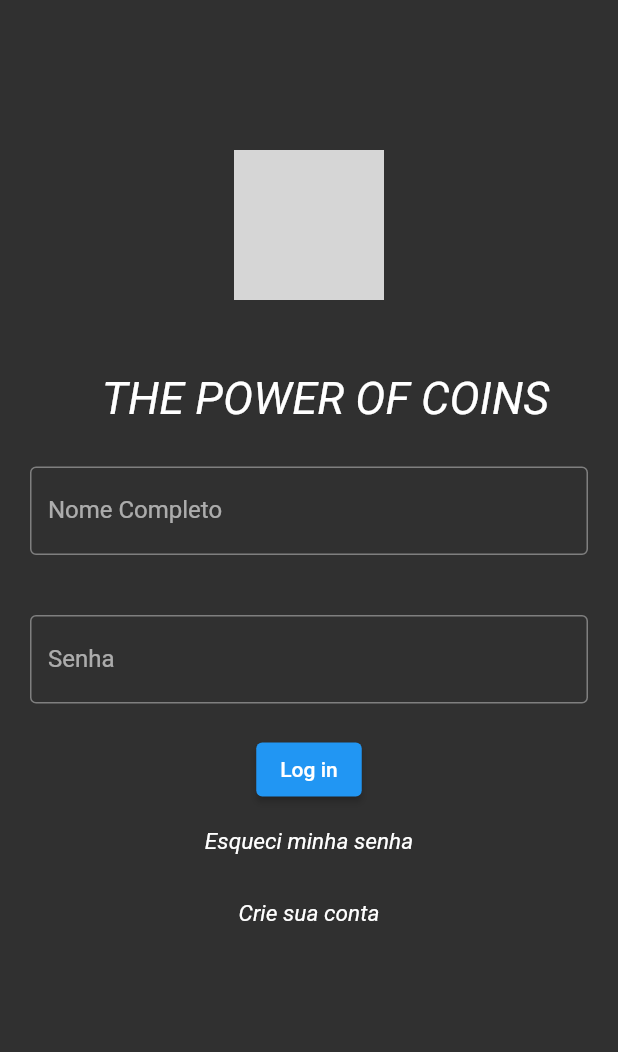
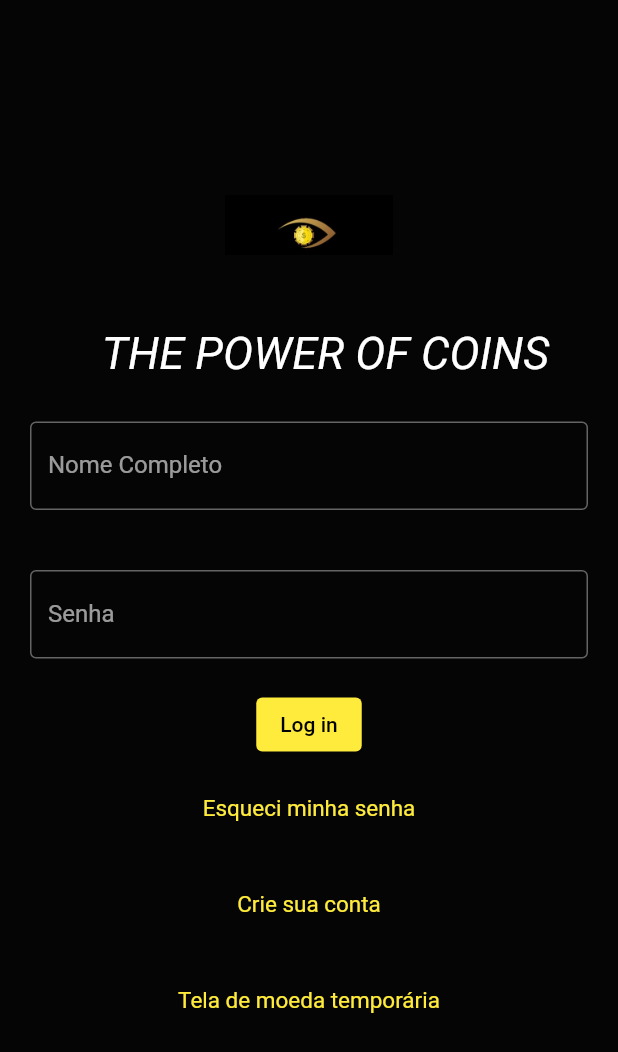
Before and after one commit to jheni-lang-2905/thePowerOfCoins, a Flutter app: the screen it shows after launch, on a phone screen of 412 x 824 dp. Shown: the top 1052 px of the screen. Run offline on Flutter 3.47's test engine with Material 2 defaults, Android fonts, the phone set to English and light mode, and no system bars; grey boxes are pictures that could not be loaded.

Commit message:
subindo tela de moedas e ajuste de rascunho

```diff
--- a/powercoins/lib/main.dart
+++ b/powercoins/lib/main.dart
@@ -1,7 +1,22 @@
 import 'package:flutter/material.dart';
+import 'package:powercoins/telaMoedas.dart';
 
 void main() {
-  runApp(telaLogin(),);
+  runApp(thePowerOfCoins(),);
+}
+
+class thePowerOfCoins extends StatelessWidget{
+  @override
+  Widget build(BuildContext context) {
+    // TODO: implement build
+    return MaterialApp(
+      home: Scaffold(
+      backgroundColor: Colors.black87,
+      body: telaLogin(),
+    ),
+    );
+  }
+
 }
 
 class telaLogin extends StatelessWidget{
@@ -15,11 +30,13 @@ class telaLogin extends StatelessWidget{
     // TODO: implement build
   return MaterialApp(
     theme: ThemeData(
-      brightness: Brightness.dark,
-      primaryColor: Colors.blueGrey,
+        primarySwatch: Colors.yellow,
+        brightness: Brightness.dark,
+        primaryColor: Colors.blueGrey,
     ),
     // ignore: prefer_const_constructors
     home: Scaffold(
+    backgroundColor: Colors.black87,
     body: Column(
       children: [
         logo(),
@@ -38,21 +55,50 @@ class telaLogin extends StatelessWidget{
         Column(
           children: [
             Padding(
-              padding: const EdgeInsets.all(15.0),
-              child: Text(
-                'Esqueci minha senha',
-                overflow: TextOverflow.ellipsis,
-                style: TextStyle(fontSize: 15, fontStyle: FontStyle.italic,),
-                textAlign: TextAlign.center,
+              padding: const EdgeInsets.all(8.0),
+              child: TextButton(
+                  style: TextButton.styleFrom(
+                    textStyle: TextStyle(color: Colors.white, fontSize: 15)
+                  ),
+                  onPressed: () {
+                    Navigator.push(
+                    context,
+                    MaterialPageRoute(builder: (context) => telaEsqueciSenha()),
+                  );
+                  },
+                  child: const Text('Esqueci minha senha'),
               ),
             ),
             Padding(
-              padding: const EdgeInsets.all(15.0),
-              child: Text(
-                'Crie sua conta',
-                overflow: TextOverflow.ellipsis,
-                style: TextStyle(fontSize: 15, fontStyle: FontStyle.italic,),
-                textAlign: TextAlign.center,
+              padding: const EdgeInsets.all(8.0),
+              child:
+              TextButton(
+                  style: TextButton.styleFrom(
+                    textStyle: TextStyle(color: Colors.white, fontSize: 15)
+                  ),
+                  onPressed: () {
+                    Navigator.push(
+                      context,
+                      MaterialPageRoute(builder: (context) => telaCadastro()),
+                    );
+                  },
+                  child: const Text('Crie sua conta'),
+              ),
+            ),
+            Padding(
+              padding: const EdgeInsets.all(8.0),
+              child:
+              TextButton(
+                  style: TextButton.styleFrom(
+                    textStyle: TextStyle(color: Colors.white, fontSize: 15)
+                  ),
+                  onPressed: () {
+                    Navigator.push(
+                      context,
+                      MaterialPageRoute(builder: (context) => telaMoedas()),
+                    );
+                  },
+                  child: const Text('Tela de moeda temporária'),
               ),
             ),
           ],
@@ -96,22 +142,91 @@ class logo extends StatelessWidget{
   Widget build(BuildContext context) {
     // TODO: implement build
    return Padding(
-            padding: EdgeInsets.only(top: 100, left: 150, right: 150, bottom: 40),
-            child: const Image(
-              image: NetworkImage('https://flutter.github.io/assets-for-api-docs/assets/widgets/owl.jpg'),
-              width: 100,
-            ),
+                padding: EdgeInsets.only(top: 100, left: 150, right: 150, bottom: 10),
+                child: Image.asset('imagens/logo.jpg', width: 400, height: 100,),
           );
-
   }
 }
 
+class telaEsqueciSenha extends StatelessWidget{
 
-class telaCadastro extends StatelessWidget{
+  final TextEditingController controladorTrocaSenha = TextEditingController();
+  final TextEditingController controladorTrocaSenhaConfirma = TextEditingController();
+
   @override
   Widget build(BuildContext context) {
     // TODO: implement build
-    throw UnimplementedError();
+    return MaterialApp(
+        theme: ThemeData(
+        primarySwatch: Colors.yellow,
+        brightness: Brightness.dark,
+        primaryColor: Colors.blueGrey,
+      ),
+      home: Scaffold(
+      backgroundColor: Colors.black87,
+      body: Column(
+      children: [
+        logo(),
+        Padding(
+          padding: const EdgeInsets.fromLTRB(30.0, 8.0, 8.0, 8.0),
+          child: Text(
+            'THE POWER OF COINS',
+            overflow: TextOverflow.ellipsis,
+            style: TextStyle(fontSize: 30, fontStyle: FontStyle.italic,),
+            textAlign: TextAlign.center,
+          ),
+        ),
+        Editor(controlador: controladorTrocaSenha, label: 'Nova senha', tipoSenha: true),
+        Editor(controlador: controladorTrocaSenhaConfirma, label: 'Confima senha', tipoSenha: true),
+        ElevatedButton(onPressed: (){
+          Navigator.pop(context);
+        }, child: Text('Trocar Senha')),
+      ],
+      ),
+    ),
+  );
   }
+}
 
+class telaCadastro extends StatelessWidget {
+
+  final TextEditingController cadastreNome = TextEditingController();
+  final TextEditingController cadastreEmail = TextEditingController();
+  final TextEditingController cadastreSenha = TextEditingController();
+  final TextEditingController cadastreConfirmarSenha = TextEditingController();
+
+  @override
+  Widget build(BuildContext context) {
+    return MaterialApp(
+        theme: ThemeData(
+        primarySwatch: Colors.yellow,
+        brightness: Brightness.dark,
+        primaryColor: Colors.blueGrey,
+      ),
+      home: Scaffold(
+      backgroundColor: Colors.black87,
+      body: Column(
+      children: [
+        logo(),
+        Padding(
+          padding: const EdgeInsets.fromLTRB(30.0, 8.0, 8.0, 8.0),
+          child: Text(
+            'THE POWER OF COINS',
+            overflow: TextOverflow.ellipsis,
+            style: TextStyle(fontSize: 30, fontStyle: FontStyle.italic,),
+            textAlign: TextAlign.center,
+          ),
+        ),
+        Editor(controlador: cadastreNome, label: 'Nome Completo', tipoSenha: false),
+        Editor(controlador: cadastreEmail, label: 'E-mail', tipoSenha: false),
+        Editor(controlador: cadastreSenha, label: 'Senha', tipoSenha: true),
+        Editor(controlador: cadastreConfirmarSenha, label: 'Confirmar Senha', tipoSenha: true),
+        ElevatedButton(onPressed: (){
+          Navigator.pop(context);
+        }, child: Text('Cadastrar')),
+      ],
+      ),
+    ),
+  );
+  }
 }
--- /dev/null
+++ b/powercoins/lib/telaMoedas.dart
@@ -0,0 +1,123 @@
+import 'package:flutter/cupertino.dart';
+import 'package:flutter/material.dart';
+import 'package:powercoins/main.dart';
+
+class telaMoedas extends StatelessWidget{
+  @override
+  Widget build(BuildContext context) {
+    // TODO: implement build
+    return MaterialApp(
+      theme: ThemeData(
+        primarySwatch: Colors.yellow,
+        brightness: Brightness.dark,
+        primaryColor: Colors.blueGrey,
+      ),
+      home: Scaffold(
+      backgroundColor: Colors.black87,
+      appBar: AppBar(title: Center(child: Text('Moedas')),
+        ),
+      body: ListView(
+        children: [
+          TextoPesquisa(),
+          CardMoeda(moeda: Moedas('moeda', 'subtitulo'),),
+          CardMoeda(moeda: Moedas('moeda', 'subtitulo'),),
+          CardMoeda(moeda: Moedas('moeda', 'subtitulo'),),
+          CardMoeda(moeda: Moedas('moeda', 'subtitulo'),),
+          CardMoeda(moeda: Moedas('moeda', 'subtitulo'),),
+          CardMoeda(moeda: Moedas('moeda', 'subtitulo'),),
+          ElevatedButton(onPressed: () {
+            Navigator.pop(context);
+          }, child: Text('Voltar'))
+        ],
+      )
+      ),
+      );
+    }
+}
+/*
+class ListaCardMoeda extends StatefulWidget{
+
+  final List<Moedas> _moeda = [];
+
+  @override
+  State<StatefulWidget> createState() {
+    // TODO: implement createState
+    return ListaCardMoedaState();
+  }
+}
+
+class ListaCardMoedaState extends State<ListaCardMoeda> {
+
+  @override
+  Widget build(BuildContext context) {
+    widget._moeda.add(Moedas('moeda', 'subtitulo'));
+    // TODO: implement build
+    return Padding(
+      padding: const EdgeInsets.all(8.0),
+      child: ListView.builder(
+                itemCount: widget._moeda.length,
+                itemBuilder: (context, index) {
+                  final cardMoeda = widget._moeda[index];
+                  return CardMoeda(moeda: cardMoeda);
+                },
+              ),
+    );
+  }
+}
+*/
+class Moedas{
+  final String moeda;
+  final String subtitulo;
+
+  Moedas(this.moeda, this.subtitulo);
+
+  @override
+  String toString() {
+    // TODO: implement toString
+    return 'Moedas{moeda: $moeda, subtitulo: $subtitulo}';
+  }
+}
+
+
+class CardMoeda extends StatelessWidget{
+
+  final TextEditingController controler = TextEditingController();
+  final Moedas moeda;
+
+  CardMoeda({super.key, required this.moeda});
+
+  @override
+  Widget build(BuildContext context) {
+    // TODO: implement build
+    return Padding(
+      padding: const EdgeInsets.all(8.0),
+      child: Card(
+              child: ListTile(
+                leading: Icon( Icons.label, ),
+                title: Text(moeda.moeda),
+                subtitle: Text(moeda.subtitulo),
+              )
+            )
+    );
+  }
+}
+
+class TextoPesquisa extends StatelessWidget{
+
+  final TextEditingController controler = TextEditingController();
+
+  @override
+  Widget build(BuildContext context) {
+    // TODO: implement build
+    return Padding(
+      padding: const EdgeInsets.all(8.0),
+      child: TextField(
+        controller: controler,
+        decoration: InputDecoration(
+            icon: Icon(Icons.manage_search,),
+            labelText: 'Pesquise sua moeda',
+        ),
+      ),
+    );
+  }
+}
```
Also changed, not shown: powercoins/pubspec.yaml (+2 -5 lines), powercoins/imagens/logo.jpg (added).
